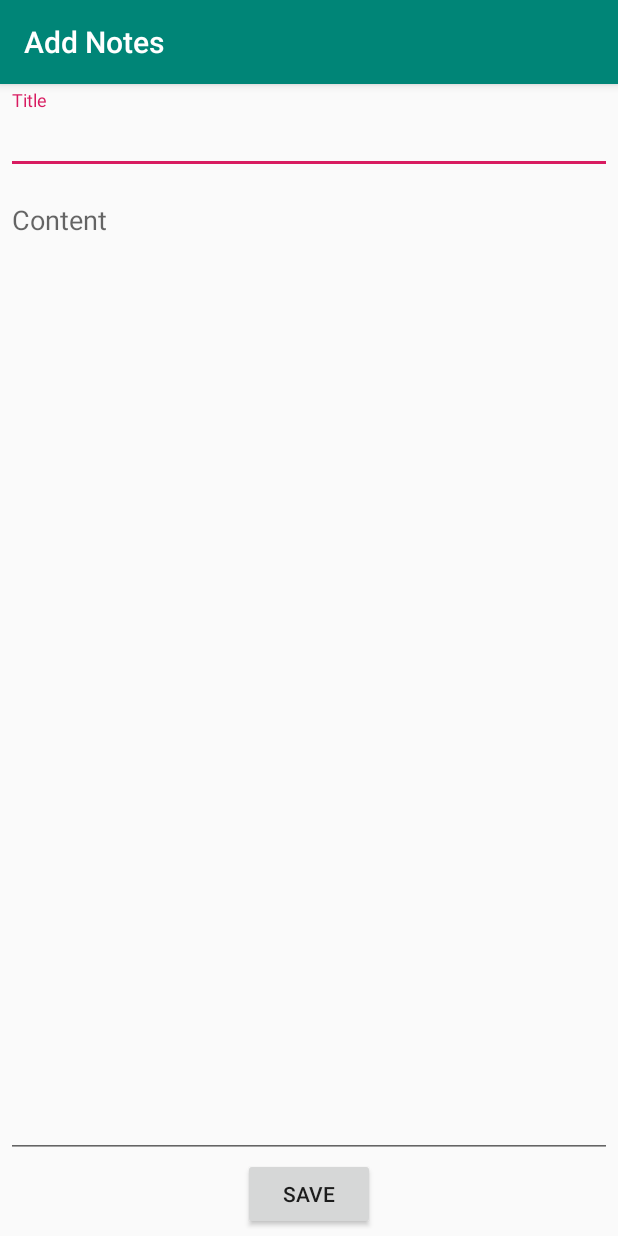
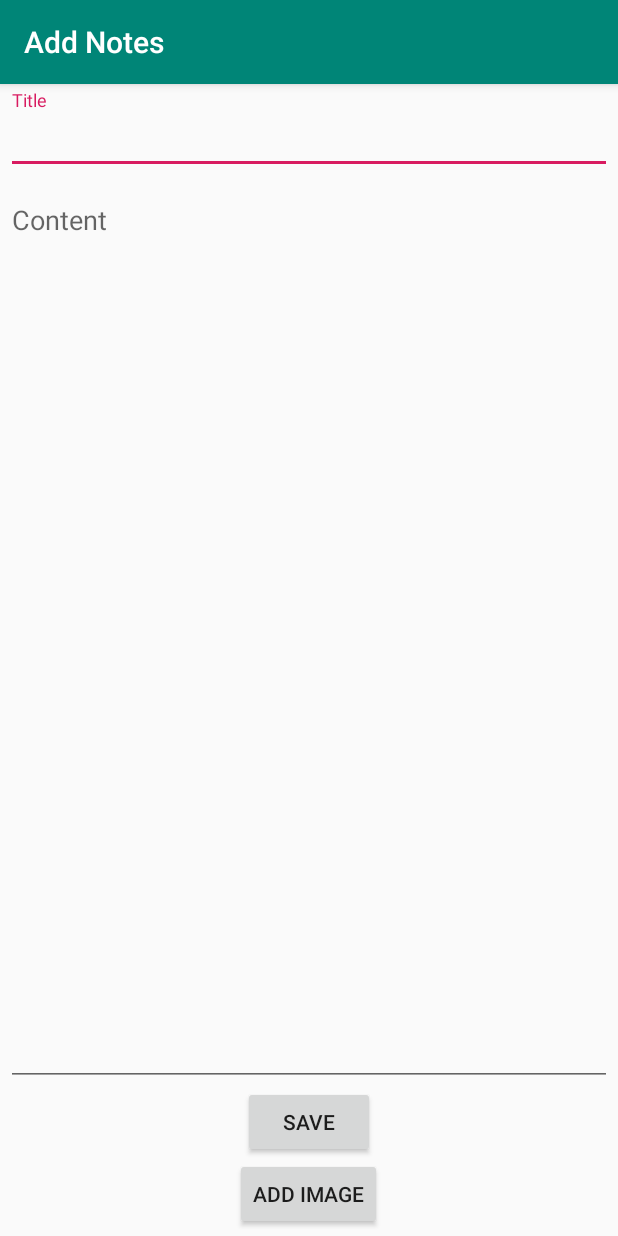
Before and after one commit to MFHafizh/enotes, an Android app: the AddNoteActivity screen opened directly, with no data from a screen before it, on a phone screen of 412 x 824 dp. Run offline under Robolectric (Android 15) with nearby library versions, the phone set to English and light mode, and no system bars; our stand-ins replace Room's generated code.

Commit message:
implement content provider to import image to notes

```diff
--- a/app/src/main/AndroidManifest.xml
+++ b/app/src/main/AndroidManifest.xml
@@ -1,6 +1,8 @@
 <?xml version="1.0" encoding="utf-8"?>
 <manifest xmlns:android="http://schemas.android.com/apk/res/android"
     package="id.ac.ui.cs.mobileprogramming.muhammadfakhruddinhafizh.enotes">
+
+    <uses-permission android:name="android.permission.READ_EXTERNAL_STORAGE"/>
 
     <application
         android:allowBackup="true"
--- a/app/src/main/res/layout/activity_add_note.xml
+++ b/app/src/main/res/layout/activity_add_note.xml
@@ -43,6 +43,11 @@
                 android:layout_height="match_parent" />
         </com.google.android.material.textfield.TextInputLayout>
 
+        <androidx.appcompat.widget.AppCompatImageView
+            android:id="@+id/imageView"
+            android:layout_width="wrap_content"
+            android:layout_height="wrap_content" />
+
         <Button
             android:id="@+id/btnsave"
             android:text="Save"
@@ -50,6 +55,13 @@
             android:layout_width="wrap_content"
             android:layout_height="wrap_content" />
 
+        <Button
+            android:id="@+id/btnImage"
+            android:text="Add Image"
+            android:layout_gravity="center"
+            android:layout_width="wrap_content"
+            android:layout_height="wrap_content" />
+
     </LinearLayout>
 
 </RelativeLayout>
```
Also changed, not shown: app/src/main/java/id/ac/ui/cs/mobileprogramming/muhammadfakhruddinhafizh/enotes/AddNoteActivity.java (+97 -3 lines), 1 other file.
